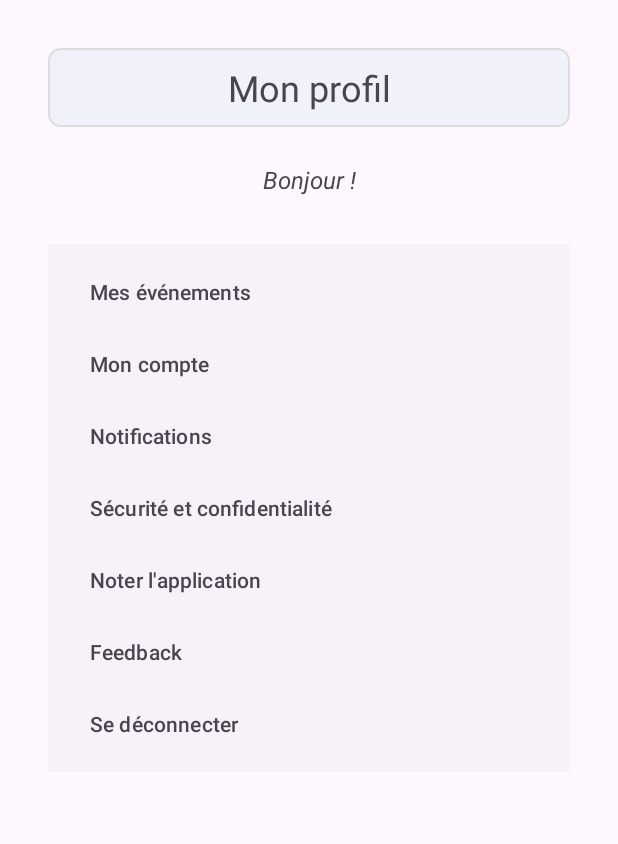
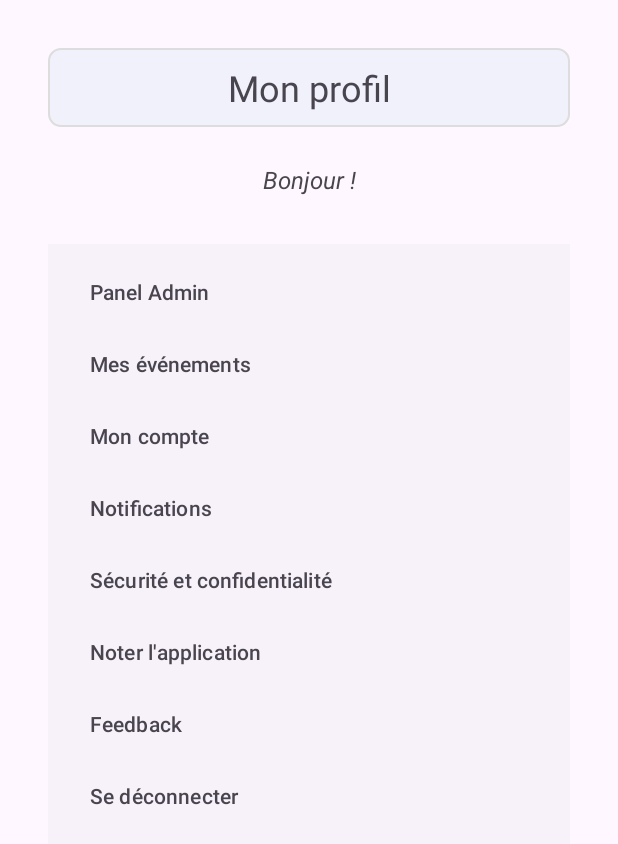
Before and after one commit to ckizp/android-app, an Android app: the layout fragment_profile.xml on its own in the app's theme, with its tools: preview values and no code run, on a phone screen of 412 x 824 dp. Shown: the top 844 px of the screen. Run offline under Robolectric (Android 15) with nearby library versions, the light colour scheme and no system bars.

Commit message:
Page Admin non finis

```diff
--- /dev/null
+++ b/app/src/main/res/layout/fragment_admin.xml
@@ -0,0 +1,6 @@
+<?xml version="1.0" encoding="utf-8"?>
+<androidx.constraintlayout.widget.ConstraintLayout xmlns:android="http://schemas.android.com/apk/res/android"
+    android:layout_width="match_parent"
+    android:layout_height="match_parent">
+
+</androidx.constraintlayout.widget.ConstraintLayout>
--- a/app/src/main/res/menu/menu_profile.xml
+++ b/app/src/main/res/menu/menu_profile.xml
@@ -1,5 +1,10 @@
 <?xml version="1.0" encoding="utf-8"?>
 <menu xmlns:android="http://schemas.android.com/apk/res/android">
+    <group>
+        <item
+            android:id="@+id/menu_admin"
+            android:title="@string/admin_panel"/>
+    </group>
     <group>
         <item
             android:id="@+id/menu_events"
--- a/app/src/main/res/values/strings.xml
+++ b/app/src/main/res/values/strings.xml
@@ -128,4 +128,5 @@
     <string name="toast_supp_failure_event">Erreur lors de la suppression de l\'événement</string>
     <string name="toast_join_success_event">Evénement rejoins avec succès</string>
     <string name="toast_delete_user">User deleted</string>
+    <string name="admin_panel">Panel Admin</string>
 </resources>
```
Also changed, not shown: app/src/main/java/uqac/dim/eventmatch/models/User.java (+8 -0 lines), app/src/main/java/uqac/dim/eventmatch/ui/fragments/main/ProfileFragment.java (+23 -9 lines), app/src/main/java/uqac/dim/eventmatch/ui/fragments/profile/AdminFragment.java (added, +18 -0 lines).
